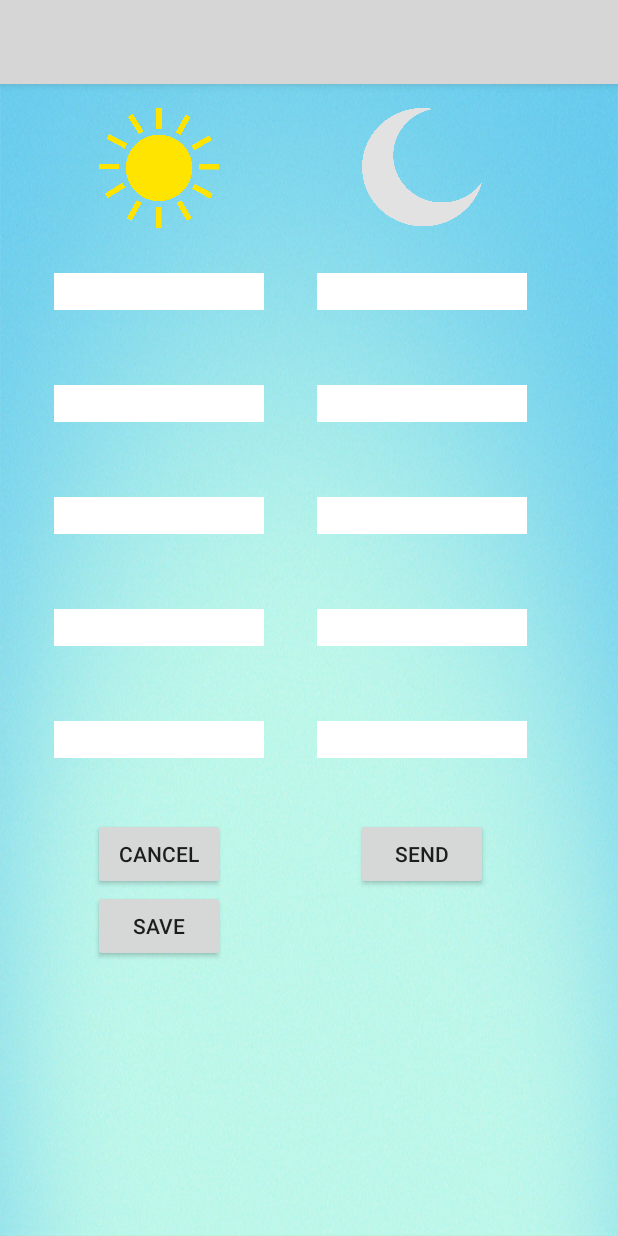
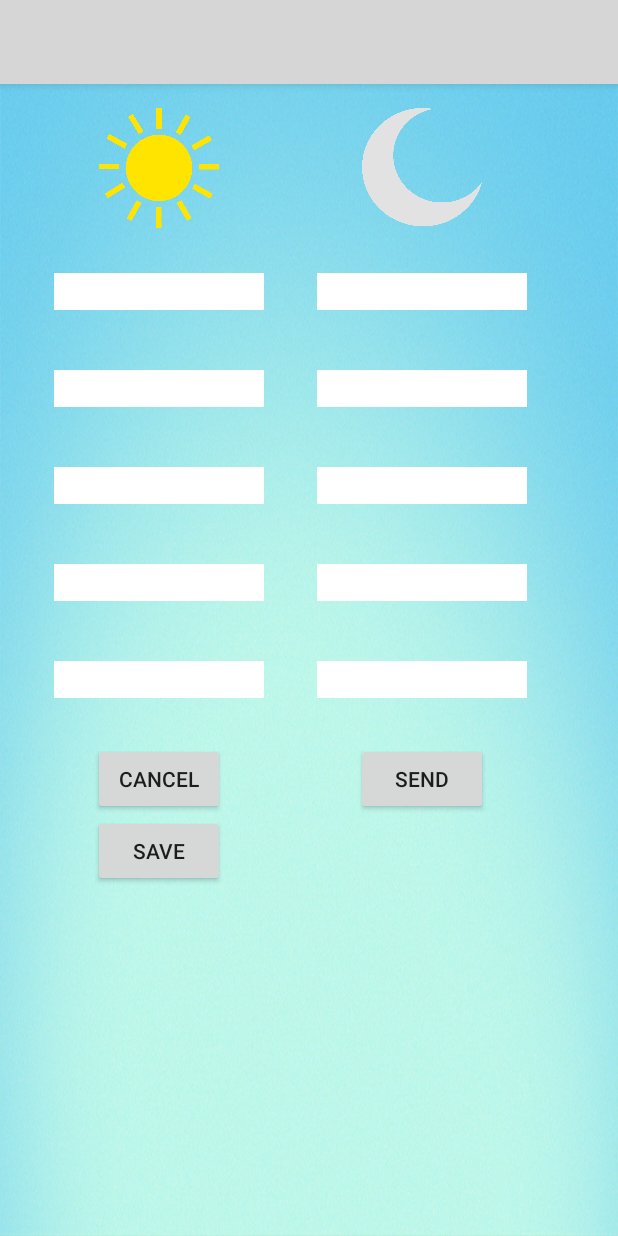
Before and after one commit to timhuebener/Thermostat, an Android app: the day screen opened directly, with no data from a screen before it, after a tap on "SEND", on a phone screen of 412 x 824 dp. Run offline under Robolectric (Android 15) with nearby library versions, the phone set to English and light mode, and no system bars; network calls fail; 8 statements that could not run were skipped.

Commit message:
Added toasts and layout changes

```diff
--- a/app/src/main/java/thermocompany/thermostat/day.java
+++ b/app/src/main/java/thermocompany/thermostat/day.java
@@ -94,7 +94,7 @@ public class day extends AppCompatActivity {
         if (localWpg == null) {
             System.out.println("No schedule found on device, retrieving from server");
             Toast.makeText(getApplicationContext(), "No schedule found on device, " +
-                    "retrieving from server", Toast.LENGTH_LONG).show();
+                    "retrieved from server", Toast.LENGTH_LONG).show();
             retrieveFromServer();
         } else {
             System.out.println("Schedule found on device, retrieving from device");
@@ -234,6 +234,13 @@ public class day extends AppCompatActivity {
             }
         }
         Memory.storeWeekProgram(localWpg);
+        runOnUiThread(new Runnable() {
+            @Override
+            public void run() {
+                Toast.makeText(getApplicationContext(), "Saved schedule" +
+                        " to device", Toast.LENGTH_LONG).show();
+            }
+        });
     }
 
     // saves schedule that is on screen and then sends it to the server
@@ -245,6 +252,8 @@ public class day extends AppCompatActivity {
                 HeatingSystem.setWeekProgram(localWpg);
             }
         }).start();
+        Toast.makeText(getApplicationContext(), "Sent schedule" +
+                " to server", Toast.LENGTH_LONG).show();
     }
 
     void printWeekProgramToTextFields(WeekProgram wpg) {
--- a/app/src/main/res/layout/activity_day.xml
+++ b/app/src/main/res/layout/activity_day.xml
@@ -35,7 +35,7 @@
             android:id="@+id/switch5"
             android:background="#ffffff"
             android:layout_marginTop="30dp"
-            android:layout_marginBottom="40dp"/>
+            android:layout_marginBottom="30dp"/>
         <EditText
             android:layout_width="match_parent"
             android:layout_height="wrap_content"
@@ -46,7 +46,7 @@
             android:id="@+id/switch6"
             android:background="#ffffff"
             android:layout_marginTop="10dp"
-            android:layout_marginBottom="40dp"/>
+            android:layout_marginBottom="30dp"/>
         <EditText
             android:layout_width="match_parent"
             android:layout_height="wrap_content"
@@ -57,7 +57,7 @@
             android:id="@+id/switch7"
             android:background="#ffffff"
             android:layout_marginTop="10dp"
-            android:layout_marginBottom="40dp"/>
+            android:layout_marginBottom="30dp"/>
         <EditText
             android:layout_width="match_parent"
             android:layout_height="wrap_content"
@@ -68,7 +68,7 @@
             android:id="@+id/switch8"
             android:background="#ffffff"
             android:layout_marginTop="10dp"
-            android:layout_marginBottom="40dp"/>
+            android:layout_marginBottom="30dp"/>
         <EditText
             android:layout_width="match_parent"
             android:layout_height="wrap_content"
@@ -79,7 +79,7 @@
             android:id="@+id/switch9"
             android:background="#ffffff"
             android:layout_marginTop="10dp"
-            android:layout_marginBottom="40dp"/>
+            android:layout_marginBottom="30dp"/>
 
         <Button
             android:layout_width="wrap_content"
@@ -120,7 +120,7 @@
             android:id="@+id/switch0"
             android:background="#ffffff"
             android:layout_marginTop="30dp"
-            android:layout_marginBottom="40dp"/>
+            android:layout_marginBottom="30dp"/>
         <EditText
             android:layout_width="match_parent"
             android:layout_height="wrap_content"
@@ -131,7 +131,7 @@
             android:id="@+id/switch1"
             android:background="#ffffff"
             android:layout_marginTop="10dp"
-            android:layout_marginBottom="40dp"/>
+            android:layout_marginBottom="30dp"/>
         <EditText
             android:layout_width="match_parent"
             android:layout_height="wrap_content"
@@ -142,7 +142,7 @@
             android:id="@+id/switch2"
             android:background="#ffffff"
             android:layout_marginTop="10dp"
-            android:layout_marginBottom="40dp"/>
+            android:layout_marginBottom="30dp"/>
         <EditText
             android:layout_width="match_parent"
             android:focusable="false"
@@ -153,7 +153,7 @@
             android:id="@+id/switch3"
             android:background="#ffffff"
             android:layout_marginTop="10dp"
-            android:layout_marginBottom="40dp"/>
+            android:layout_marginBottom="30dp"/>
         <EditText
             android:layout_width="match_parent"
             android:focusable="false"
@@ -164,7 +164,7 @@
             android:id="@+id/switch4"
             android:background="#ffffff"
             android:layout_marginTop="10dp"
-            android:layout_marginBottom="40dp"/>
+            android:layout_marginBottom="30dp"/>
 
         <Button
             android:layout_width="wrap_content"
```
